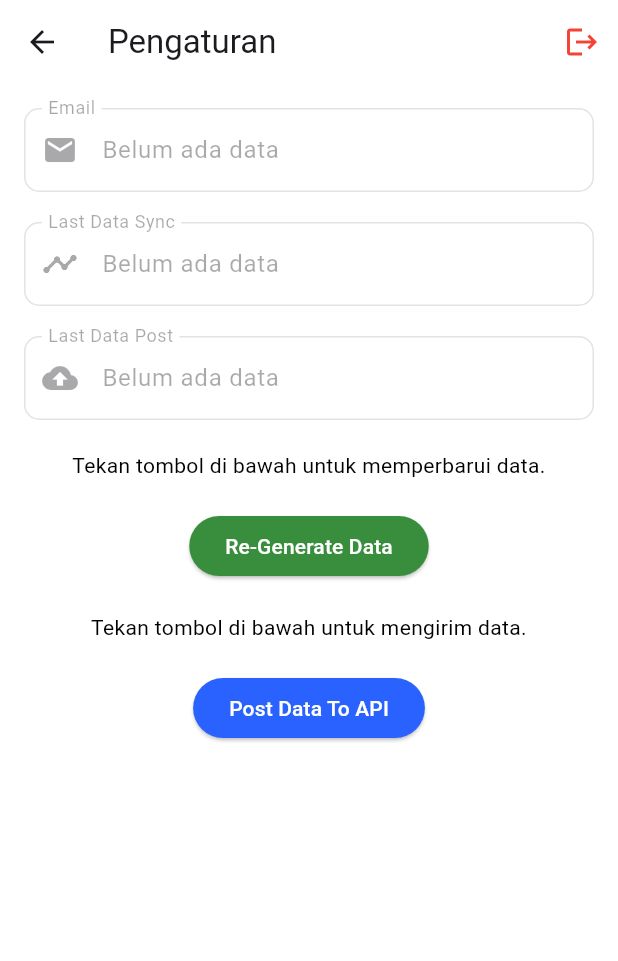
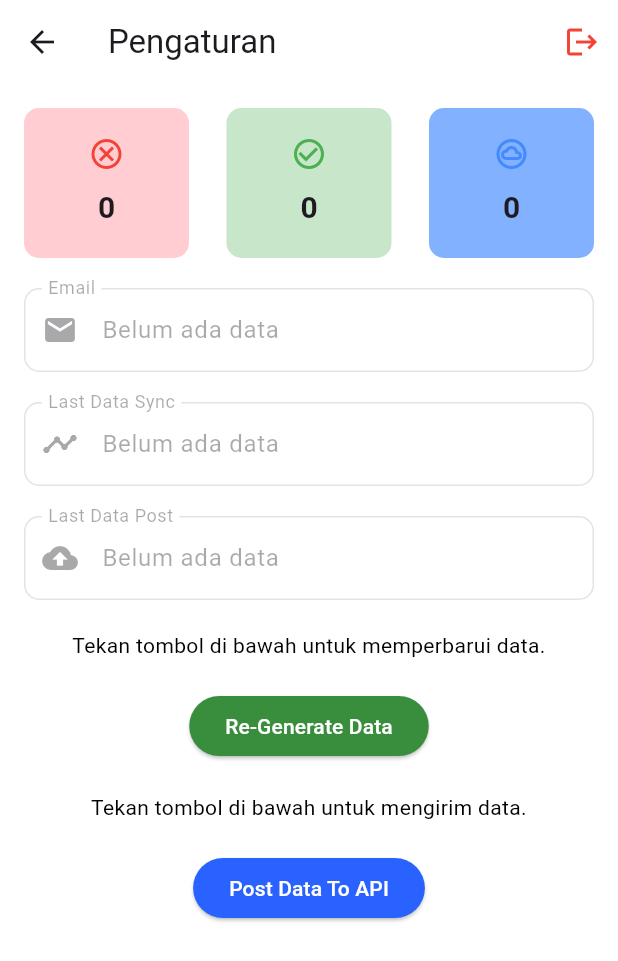
Before and after one commit to emRival/event-ticketing, a Flutter app: the SettingScreen screen opened directly, on a phone screen of 412 x 824 dp. Shown: the top 961 px of the screen. Run offline on Flutter 3.47's test engine with Material 3 defaults, Android fonts, the light colour scheme and no system bars; our stand-ins replace device_preview, hive, hive_flutter, qr_flutter; missing offline and left inert: qr_code_scanner_plus; accounts and stored records are empty.

Commit message:
add: card total on setting page

```diff
--- a/lib/model/hive_get_ticketing_response.dart
+++ b/lib/model/hive_get_ticketing_response.dart
@@ -35,9 +35,9 @@ class HiveGetTicketingResponse extends HiveObject {
     this.kelas,
     this.panitia,
     this.status = false, // Default false jika null
-    this.issend = false, // Default false jika null
+    bool? issend, // Default false jika status tidak true
     this.jamKedatangan,
-  });
+  }) : issend = issend ?? (status ? true : false);
 
   factory HiveGetTicketingResponse.fromJson(Map<String, dynamic> json) {
     return HiveGetTicketingResponse(
@@ -53,7 +53,15 @@ class HiveGetTicketingResponse extends HiveObject {
                   ? false
                   : json['status']),
       // Pastikan boolean tidak null
-      issend: json['issend'] ?? false,
+      issend:
+          json['issend'] ??
+                  (json['status'] is bool
+                      ? json['status']
+                      : (json['status'].toString().trim().isEmpty
+                          ? false
+                          : json['status']))
+              ? true
+              : false,
       jamKedatangan: json['jam_kedatangan'],
     );
   }
--- a/lib/provider/data_qr_provider.dart
+++ b/lib/provider/data_qr_provider.dart
@@ -32,6 +32,17 @@ class DataQrProvider with ChangeNotifier {
   bool get getShowRedeemed => _showRedeemed;
   String get searchQuery => _searchQuery;
   List<HiveGetTicketingResponse> get qrDataList => _qrDataBox.values.toList();
+
+  // total unredeemed
+  int get totalUnredeemed =>
+      qrDataList.where((qr) => !qr.status).toList().length;
+
+  // total redeemed
+  int get totalRedeemed => qrDataList.where((qr) => qr.status).toList().length;
+
+  // total issend
+  int get totalIssend =>
+      qrDataList.where((qr) => qr.issend == true).toList().length;
 
   // Setters
   set setSearchQuery(String value) {
@@ -141,6 +152,7 @@ class DataQrProvider with ChangeNotifier {
       orElse: () => HiveGetTicketingResponse(),
     );
     foundQR.status = false;
+    foundQR.issend = false;
     foundQR.jamKedatangan = '';
     await foundQR.save();
     scanStatus = 'QR Code Unredeemed Successfully!';
--- a/lib/screens/dashboard/settings_page.dart
+++ b/lib/screens/dashboard/settings_page.dart
@@ -1,8 +1,10 @@
 import 'package:event_ticketing/model/hive_get_ticketing_response.dart';
 import 'package:event_ticketing/network/get_ticket_services.dart';
+import 'package:event_ticketing/provider/data_qr_provider.dart';
 import 'package:event_ticketing/screens/auth/login_page.dart';
 import 'package:flutter/material.dart';
 import 'package:hive_flutter/hive_flutter.dart';
+import 'package:provider/provider.dart';
 
 class SettingScreen extends StatefulWidget {
   const SettingScreen({super.key});
@@ -189,6 +191,97 @@ class _SettingScreenState extends State<SettingScreen> {
           child: Column(
             crossAxisAlignment: CrossAxisAlignment.center,
             children: [
+              Padding(
+                padding: const EdgeInsets.only(bottom: 20),
+                child: SizedBox(
+                  height: 100,
+                  child: Consumer<DataQrProvider>(
+                    builder:
+                        (context, provider, child) => Row(
+                          mainAxisAlignment: MainAxisAlignment.spaceBetween,
+                          children: [
+                            Container(
+                              padding: const EdgeInsets.all(10),
+                              width: 110,
+                              decoration: BoxDecoration(
+                                color: Colors.red.shade100,
+                                borderRadius: BorderRadius.circular(10),
+                              ),
+                              child: Column(
+                                mainAxisAlignment: MainAxisAlignment.center,
+                                children: [
+                                  Icon(
+                                    Icons.cancel_outlined,
+                                    color: Colors.red,
+                                  ),
+                                  const SizedBox(height: 10),
+                                  Text(
+                                    provider.getQrDataListNotRedeemed.length
+                                        .toString(),
+                                    style: TextStyle(
+                                      fontSize: 20,
+                                      fontWeight: FontWeight.bold,
+                                    ),
+                                  ),
+                                ],
+                              ),
+                            ),
+                            Container(
+                              padding: const EdgeInsets.all(10),
+                              width: 110,
+                              decoration: BoxDecoration(
+                                color: Colors.green.shade100,
+                                borderRadius: BorderRadius.circular(10),
+                              ),
+                              child: Column(
+                                mainAxisAlignment: MainAxisAlignment.center,
+                                children: [
+                                  Icon(
+                                    Icons.check_circle_outline,
+                                    color: Colors.green,
+                                  ),
+                                  const SizedBox(height: 10),
+                                  Text(
+                                    provider.getQrDataListRedeemed.length
+                                        .toString(),
+                                    style: TextStyle(
+                                      fontSize: 20,
+                                      fontWeight: FontWeight.bold,
+                                    ),
+                                  ),
+                                ],
+                              ),
+                            ),
+                            Container(
+                              padding: const EdgeInsets.all(10),
+                              width: 110,
+                              decoration: BoxDecoration(
+                                color: Colors.blueAccent.shade100,
+                                borderRadius: BorderRadius.circular(10),
+                              ),
+                              child: Column(
+                                mainAxisAlignment: MainAxisAlignment.center,
+                                children: [
+                                  Icon(
+                                    Icons.cloud_circle_outlined,
+                                    color: Colors.blueAccent,
+                                  ),
+                                  const SizedBox(height: 10),
+                                  Text(
+                                    provider.totalIssend.toString(),
+                                    style: TextStyle(
+                                      fontSize: 20,
+                                      fontWeight: FontWeight.bold,
+                                    ),
+                                  ),
+                                ],
+                              ),
+                            ),
+                          ],
+                        ),
+                  ),
+                ),
+              ),
               TextFormField(
                 controller: _emailController,
                 decoration: InputDecoration(
```
Also changed, not shown: 4 other files.
